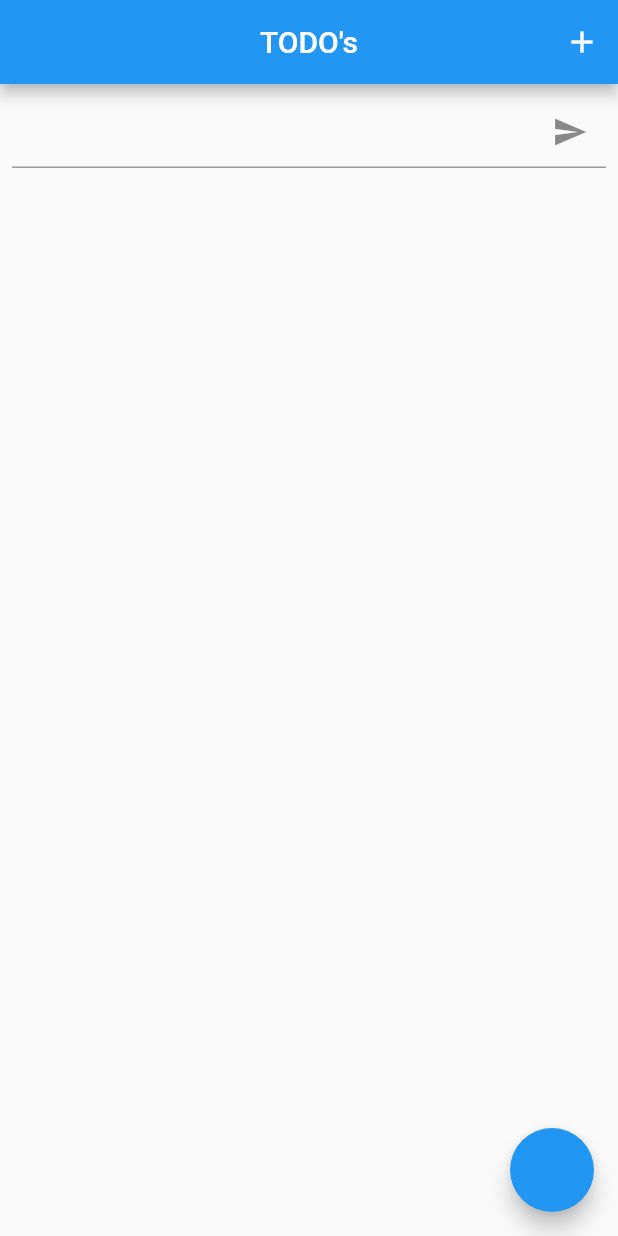
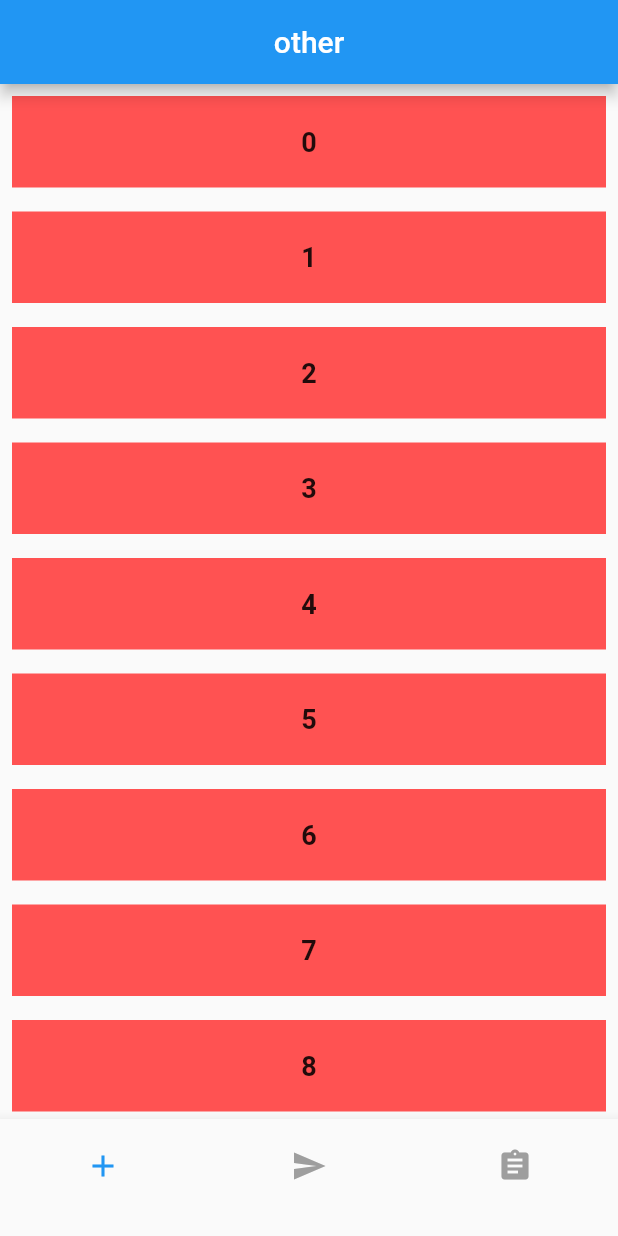
Before and after one commit to M3R1826/bloc_practice, a Flutter app: the screen it shows after launch, on a phone screen of 412 x 824 dp. Run offline on Flutter 3.47's test engine with Material 2 defaults, Android fonts, the phone set to English and light mode, and no system bars; our stand-ins replace cloud_firestore, dio, equatable, firebase_core, flutter_bloc, freezed_annotation; accounts and stored records are empty.

```diff
--- /dev/null
+++ b/lib/bnb/bnb_bloc/bnb_event.dart
@@ -0,0 +1,25 @@
+import 'package:equatable/equatable.dart';
+
+abstract class BNBEvent extends Equatable {
+  const BNBEvent();
+
+  @override
+  List<Object> get props => [];
+}
+
+class BaseBNBEvent extends BNBEvent {
+  const BaseBNBEvent({required this.index});
+  final int index;
+}
+
+class BNBFirstEvent extends BNBEvent {
+  const BNBFirstEvent();
+}
+
+class BNBSecondEvent extends BNBEvent {
+  const BNBSecondEvent();
+}
+
+class BNBThirdEvent extends BNBEvent {
+  const BNBThirdEvent();
+}
--- /dev/null
+++ b/lib/bnb/bnb_bloc/bnb_state.dart
@@ -0,0 +1,34 @@
+import 'package:bloc_arch_test/todo/model/response_model/response_model.dart';
+import 'package:equatable/equatable.dart';
+
+abstract class BNBState extends Equatable {
+  const BNBState();
+
+  @override
+  List<Object?> get props => [];
+}
+
+class BNBInitial extends BNBState {}
+
+class BNBLoading extends BNBState {}
+
+class BNBSuccess extends BNBState {
+  const BNBSuccess();
+}
+
+class BNBFirst extends BNBState {
+  const BNBFirst();
+}
+
+class BNBSecond extends BNBState {
+  const BNBSecond();
+}
+
+class BNBThird extends BNBState {
+  const BNBThird();
+}
+
+class BNBError extends BNBState {
+  final String? message;
+  const BNBError(this.message);
+}
--- /dev/null
+++ b/lib/bnb/view/bnb.dart
@@ -0,0 +1,85 @@
+import 'package:bloc_arch_test/bnb/bnb_bloc/bnb_bloc.dart';
+import 'package:bloc_arch_test/bnb/bnb_bloc/bnb_event.dart';
+import 'package:bloc_arch_test/bnb/bnb_bloc/bnb_state.dart';
+import 'package:bloc_arch_test/bnb/view/pages/a_page/a_page.dart';
+import 'package:bloc_arch_test/bnb/view/pages/a_page/a_state_controller.dart';
+import 'package:bloc_arch_test/bnb/view/pages/b_page/b_page.dart';
+import 'package:bloc_arch_test/bnb/view/pages/b_page/b_state_controller.dart';
+import 'package:bloc_arch_test/bnb/view/pages/c_page/c_page.dart';
+import 'package:bloc_arch_test/bnb/view/pages/c_page/c_state_controller.dart';
+import 'package:flutter/material.dart';
+import 'package:flutter_bloc/flutter_bloc.dart';
+import 'package:provider/provider.dart';
+
+class BNBPage extends StatelessWidget {
+  const BNBPage({Key? key}) : super(key: key);
+
+  @override
+  Widget build(BuildContext context) {
+    return MultiProvider(
+      providers: [
+        BlocProvider<BNBBloc>(create: (_) => BNBBloc()),
+        ChangeNotifierProvider(create: (context) => AStateController(context)),
+        ChangeNotifierProvider(create: (context) => BStateController(context)),
+        ChangeNotifierProvider(create: (context) => CStateController(context)),
+      ],
+      child: BNBChild(),
+    );
+  }
+}
+
+class BNBChild extends StatefulWidget {
+  const BNBChild({Key? key}) : super(key: key);
+
+  @override
+  _BNBChildState createState() => _BNBChildState();
+}
+
+class _BNBChildState extends State<BNBChild> {
+  int currentIndex = 0;
+
+  final tab = const [
+    APage(),
+    BPage(),
+    CPage(),
+  ];
+  @override
+  Widget build(BuildContext context) {
+    return Scaffold(
+      appBar: AppBar(
+        centerTitle: true,
+        title: Text(
+            context.watch<BNBBloc>().state is BNBSuccess ? 'サクセス' : 'other'),
+      ),
+      body: tab[currentIndex],
+      bottomNavigationBar: BlocBuilder<BNBBloc, BNBState>(
+        bloc: context.read<BNBBloc>(),
+        builder: (c, state) {
+          return BottomNavigationBar(
+            items: [
+              _bnbIcon(0, Icons.add, BNBFirstEvent()),
+              _bnbIcon(1, Icons.send, BNBSecondEvent()),
+              _bnbIcon(2, Icons.assignment, BNBThirdEvent()),
+            ],
+          );
+        },
+      ),
+    );
+  }
+
+  BottomNavigationBarItem _bnbIcon(int index, IconData icon, BNBEvent event) {
+    return BottomNavigationBarItem(
+        label: '',
+        icon: IconButton(
+            onPressed: () {
+              context.read<BNBBloc>().add(event);
+              setState(() {
+                currentIndex = index;
+              });
+            },
+            icon: Icon(
+              icon,
+              color: currentIndex == index ? Colors.blue : Colors.grey,
+            )));
+  }
+}
--- /dev/null
+++ b/lib/bnb/view/pages/a_page/a_page.dart
@@ -0,0 +1,71 @@
+import 'package:bloc_arch_test/bnb/bnb_bloc/bnb_bloc.dart';
+import 'package:bloc_arch_test/bnb/bnb_bloc/bnb_state.dart';
+import 'package:bloc_arch_test/bnb/view/pages/a_page/a_state_controller.dart';
+import 'package:flutter/material.dart';
+import 'package:flutter_bloc/flutter_bloc.dart';
+import 'package:provider/provider.dart';
+
+class APage extends StatelessWidget {
+  const APage({Key? key}) : super(key: key);
+
+  @override
+  Widget build(BuildContext context) {
+    return _APage();
+  }
+}
+
+class _APage extends StatefulWidget {
+  const _APage({Key? key}) : super(key: key);
+
+  @override
+  State<_APage> createState() => _APageState();
+}
+
+class _APageState extends State<_APage> {
+  late final AStateController _stateController = context.read();
+  late final BNBBloc _bloc = context.read();
+  @override
+  void initState() {
+    _bloc.stream.listen((event) {
+      if (event is BNBFirst) {
+        _stateController.controller
+            .animateTo(0, duration: Duration(seconds: 1), curve: Curves.linear);
+      }
+    });
+    super.initState();
+  }
+
+  @override
+  Widget build(BuildContext context) {
+    print(context.watch<BNBBloc>().state);
+    return SingleChildScrollView(
+      controller: _stateController.controller,
+      child: Column(
+        children: [
+          ListView.builder(
+            shrinkWrap: true,
+            physics: NeverScrollableScrollPhysics(),
+            itemCount: 50,
+            itemBuilder: (c, index) {
+              return Padding(
+                padding: const EdgeInsets.all(8.0),
+                child: Container(
+                  color: Colors.redAccent,
+                  child: Padding(
+                    padding: const EdgeInsets.all(20),
+                    child: Center(
+                        child: Text(
+                      '$index',
+                      style: const TextStyle(
+                          fontWeight: FontWeight.bold, fontSize: 18),
+                    )),
+                  ),
+                ),
+              );
+            },
+          ),
+        ],
+      ),
+    );
+  }
+}
--- /dev/null
+++ b/lib/bnb/view/pages/a_page/a_state_controller.dart
@@ -0,0 +1,12 @@
+import 'package:bloc_arch_test/bnb/bnb_bloc/bnb_bloc.dart';
+import 'package:bloc_arch_test/bnb/bnb_bloc/bnb_state.dart';
+import 'package:flutter/cupertino.dart';
+import 'package:provider/src/provider.dart';
+
+class AStateController extends ChangeNotifier {
+  AStateController(this.context);
+
+  final controller = ScrollController(initialScrollOffset: 0);
+  final BuildContext context;
+  late final BNBBloc bloc = context.read();
+}
--- /dev/null
+++ b/lib/bnb/view/pages/b_page/b_state_controller.dart
@@ -0,0 +1,10 @@
+import 'package:bloc_arch_test/bnb/bnb_bloc/bnb_bloc.dart';
+import 'package:flutter/material.dart';
+import 'package:provider/src/provider.dart';
+
+class BStateController extends ChangeNotifier {
+  BStateController(this.context);
+  final controller = ScrollController();
+  final BuildContext context;
+  late final BNBBloc bloc = context.read();
+}
--- /dev/null
+++ b/lib/bnb/view/pages/c_page/c_state_controller.dart
@@ -0,0 +1,10 @@
+import 'package:bloc_arch_test/bnb/bnb_bloc/bnb_bloc.dart';
+import 'package:flutter/material.dart';
+import 'package:provider/src/provider.dart';
+
+class CStateController extends ChangeNotifier {
+  CStateController(this.context);
+  final controller = ScrollController();
+  final BuildContext context;
+  late final BNBBloc bloc = context.read();
+}
--- a/lib/main.dart
+++ b/lib/main.dart
@@ -5,6 +5,9 @@ import 'package:firebase_core/firebase_core.dart';
 import 'package:flutter/material.dart';
 import 'package:flutter_bloc/flutter_bloc.dart';
 import 'package:provider/provider.dart';
+
+import 'bnb/bnb_bloc/bnb_bloc.dart';
+import 'bnb/view/bnb.dart';
 
 void main() async {
   WidgetsFlutterBinding.ensureInitialized();
@@ -19,8 +22,9 @@ class MyApp extends StatelessWidget {
         providers: [
           ChangeNotifierProvider<TodoStateController>(
               create: (context) => TodoStateController(context)),
-          BlocProvider<TodoBloc>(create: (_) => TodoBloc())
+          BlocProvider<TodoBloc>(create: (_) => TodoBloc()),
+          BlocProvider<BNBBloc>(create: (_) => BNBBloc()),
         ],
-        child: const MaterialApp(home: TodoPage()),
+        child: const MaterialApp(home: BNBPage()),
       );
 }
```
Also changed, not shown: lib/bnb/bnb_bloc/bnb_bloc.dart (added, +29 -0 lines), lib/bnb/view/pages/b_page/b_page.dart (added, +70 -0 lines), lib/bnb/view/pages/c_page/c_page.dart (added, +70 -0 lines).
